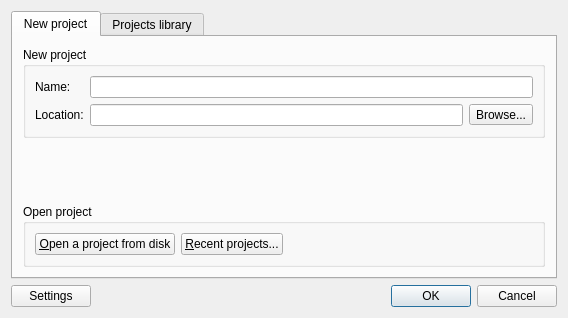
GNS3/gns3-gui, file gns3/ui/project_dialog.ui: the form before one commit.
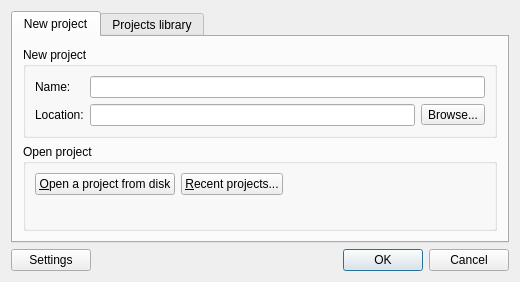
The form after the commit.

Commit message: Changes spacer in project dialog.

```diff
--- a/gns3/ui/project_dialog.ui
+++ b/gns3/ui/project_dialog.ui
@@ -9,8 +9,8 @@
    <rect>
     <x>0</x>
     <y>0</y>
-    <width>568</width>
-    <height>318</height>
+    <width>520</width>
+    <height>282</height>
    </rect>
   </property>
   <property name="windowTitle">
@@ -94,19 +94,6 @@
          </layout>
         </widget>
        </item>
-       <item>
-        <spacer name="verticalSpacer">
-         <property name="orientation">
-          <enum>Qt::Vertical</enum>
-         </property>
-         <property name="sizeHint" stdset="0">
-          <size>
-           <width>5</width>
-           <height>5</height>
-          </size>
-         </property>
-        </spacer>
-       </item>
        <item>
         <widget class="QGroupBox" name="uiOpenProjectGroupBox">
          <property name="title">
@@ -144,6 +131,19 @@
             </item>
            </layout>
           </item>
+          <item row="1" column="0">
+           <spacer name="verticalSpacer">
+            <property name="orientation">
+             <enum>Qt::Vertical</enum>
+            </property>
+            <property name="sizeHint" stdset="0">
+             <size>
+              <width>5</width>
+              <height>5</height>
+             </size>
+            </property>
+           </spacer>
+          </item>
          </layout>
         </widget>
        </item>
```
The commit also changes 1 other file.
